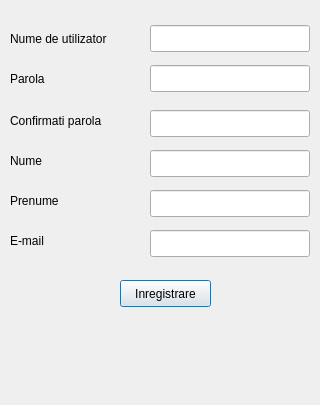
This is Client/registerwindow.ui in raresmihai/readsprofiler as Qt 5 draws it before an edit. The edited form follows.
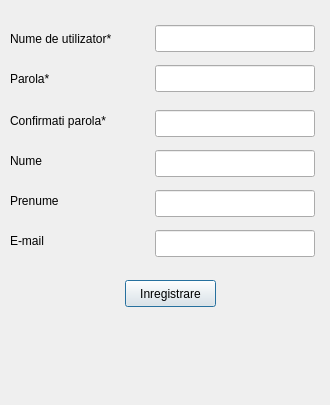
This is the edited form.

The edit to the form file:
```diff
--- a/Client/registerwindow.ui
+++ b/Client/registerwindow.ui
@@ -6,7 +6,7 @@
    <rect>
     <x>0</x>
     <y>0</y>
-    <width>320</width>
+    <width>330</width>
     <height>405</height>
    </rect>
   </property>
@@ -16,7 +16,7 @@
   <widget class="QPushButton" name="inregistrare">
    <property name="geometry">
     <rect>
-     <x>120</x>
+     <x>125</x>
      <y>280</y>
      <width>91</width>
      <height>27</height>
@@ -31,12 +31,12 @@
     <rect>
      <x>10</x>
      <y>30</y>
-     <width>131</width>
+     <width>134</width>
      <height>17</height>
     </rect>
    </property>
    <property name="text">
-    <string>Nume de utilizator</string>
+    <string>Nume de utilizator*</string>
    </property>
   </widget>
   <widget class="QLabel" name="label_2">
@@ -44,18 +44,18 @@
     <rect>
      <x>10</x>
      <y>70</y>
-     <width>131</width>
+     <width>134</width>
      <height>17</height>
     </rect>
    </property>
    <property name="text">
-    <string>Parola</string>
+    <string>Parola*</string>
    </property>
   </widget>
   <widget class="QLineEdit" name="username_input">
    <property name="geometry">
     <rect>
-     <x>150</x>
+     <x>155</x>
      <y>25</y>
      <width>160</width>
      <height>27</height>
@@ -65,7 +65,7 @@
   <widget class="QLineEdit" name="password_input">
    <property name="geometry">
     <rect>
-     <x>150</x>
+     <x>155</x>
      <y>65</y>
      <width>160</width>
      <height>27</height>
@@ -78,9 +78,9 @@
   <widget class="QLabel" name="register_status2">
    <property name="geometry">
     <rect>
-     <x>10</x>
+     <x>0</x>
      <y>360</y>
-     <width>291</width>
+     <width>331</width>
      <height>20</height>
     </rect>
    </property>
@@ -93,12 +93,12 @@
     <rect>
      <x>10</x>
      <y>110</y>
-     <width>131</width>
+     <width>134</width>
      <height>21</height>
     </rect>
    </property>
    <property name="text">
-    <string>Confirmati parola</string>
+    <string>Confirmati parola*</string>
    </property>
   </widget>
   <widget class="QLabel" name="label_6">
@@ -143,9 +143,9 @@
   <widget class="QLabel" name="register_status1">
    <property name="geometry">
     <rect>
-     <x>10</x>
+     <x>0</x>
      <y>330</y>
-     <width>291</width>
+     <width>331</width>
      <height>20</height>
     </rect>
    </property>
@@ -156,7 +156,7 @@
   <widget class="QLineEdit" name="password_confirm">
    <property name="geometry">
     <rect>
-     <x>150</x>
+     <x>155</x>
      <y>110</y>
      <width>160</width>
      <height>27</height>
@@ -169,7 +169,7 @@
   <widget class="QLineEdit" name="nume_input">
    <property name="geometry">
     <rect>
-     <x>150</x>
+     <x>155</x>
      <y>150</y>
      <width>160</width>
      <height>27</height>
@@ -179,7 +179,7 @@
   <widget class="QLineEdit" name="prenume_input">
    <property name="geometry">
     <rect>
-     <x>150</x>
+     <x>155</x>
      <y>190</y>
      <width>160</width>
      <height>27</height>
@@ -189,7 +189,7 @@
   <widget class="QLineEdit" name="email_input">
    <property name="geometry">
     <rect>
-     <x>150</x>
+     <x>155</x>
      <y>230</y>
      <width>160</width>
      <height>27</height>
```
